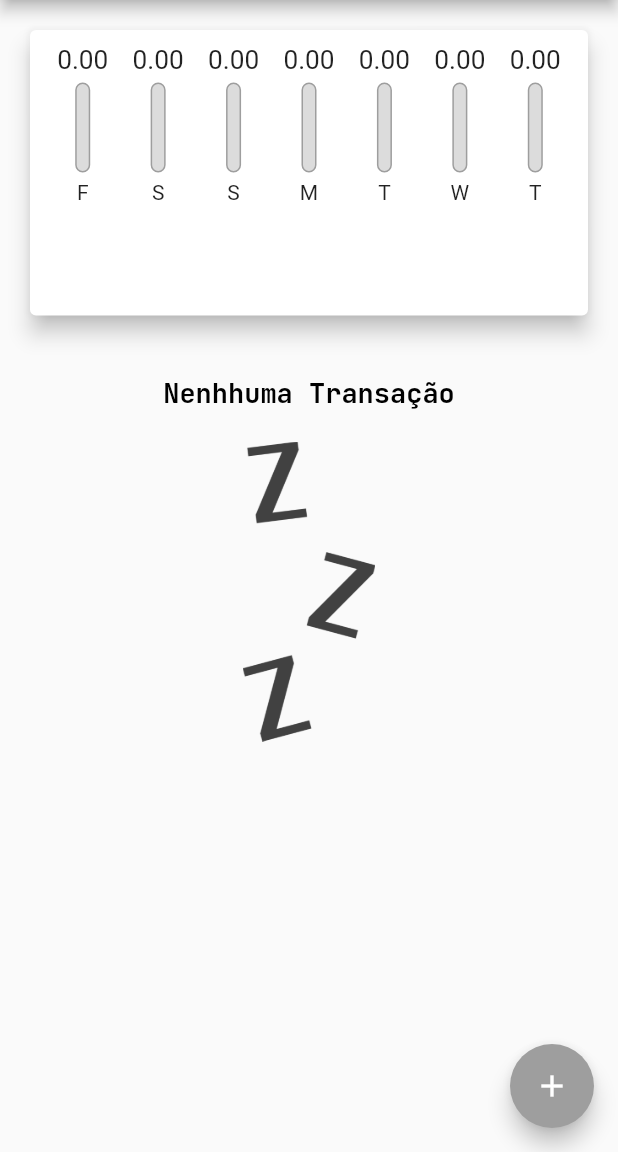
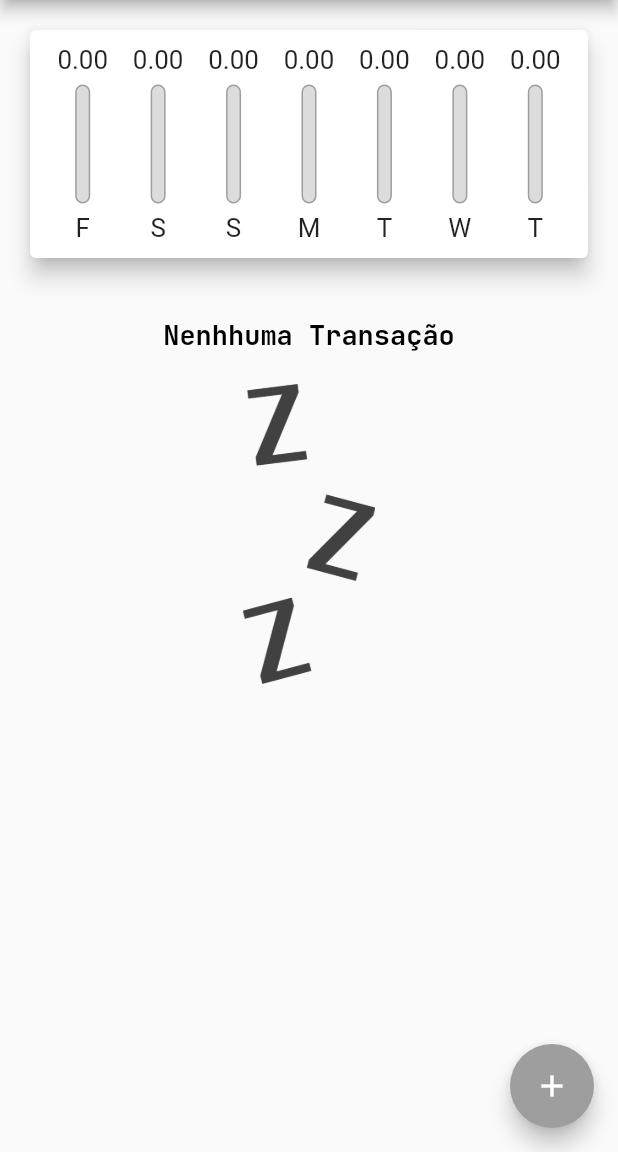
Before and after one commit to JoaoVGStahl/expenses, a Flutter app: the screen it shows after launch, on a phone screen of 412 x 824 dp, the part 84-1236 px from its top. Run offline on Flutter 3.47's test engine with Material 2 defaults, Android fonts, the phone set to English and light mode, and no system bars.

Commit message:
Responsividade barchart

```diff
--- a/lib/components/chart_bar.dart
+++ b/lib/components/chart_bar.dart
@@ -13,17 +13,20 @@ class ChartBar extends StatelessWidget {
 
   @override
   Widget build(BuildContext context) {
+    return LayoutBuilder(builder: (ctx, constraints) {
       return Column(
         children: [
           Container(
-          height: 20,
+            height: constraints.maxHeight * 0.15,
             child: FittedBox(
               child: Text(value.toStringAsFixed(2)),
             ),
           ),
-        SizedBox(height: 5),
+          SizedBox(
+            height: constraints.maxHeight * 0.05,
+          ),
           Container(
-          height: 60,
+            height: constraints.maxHeight * 0.6,
             width: 10,
             child: Stack(
               alignment: Alignment.bottomCenter,
@@ -48,9 +51,17 @@ class ChartBar extends StatelessWidget {
               ],
             ),
           ),
-        SizedBox(height: 5),
-        Text(label),
+          SizedBox(
+            height: constraints.maxHeight * 0.05,
+          ),
+          Container(
+            height: constraints.maxHeight * 0.15,
+            child: FittedBox(
+              child: Text(label),
+            ),
+          ),
         ],
       );
+    });
   }
 }
--- a/lib/main.dart
+++ b/lib/main.dart
@@ -86,7 +86,9 @@ class _MyHomePageState extends State<MyHomePage> {
   @override
   Widget build(BuildContext context) {
     final appBar = AppBar(
-      title: Text("ForEx"),
+      title: Text(
+        "ForEx",
+      ),
       actions: [
         IconButton(
             onPressed: () => _openTransactionFormModal(context),
@@ -94,8 +96,9 @@ class _MyHomePageState extends State<MyHomePage> {
       ],
     );
 
-    final availableHeight =
-        MediaQuery.of(context).size.height - appBar.preferredSize.height - MediaQuery.of(context).padding.top;
+    final availableHeight = MediaQuery.of(context).size.height -
+        appBar.preferredSize.height -
+        MediaQuery.of(context).padding.top;
 
     return Scaffold(
       appBar: appBar,
@@ -104,11 +107,11 @@ class _MyHomePageState extends State<MyHomePage> {
             crossAxisAlignment: CrossAxisAlignment.stretch,
             children: <Widget>[
               Container(
-                height: availableHeight * 0.3,
+                height: availableHeight * 0.25,
                 child: Chart(_recentTransactions),
               ),
               Container(
-                height: availableHeight * 0.7,
+                height: availableHeight * 0.75,
                 child: TransactionList(_transcations, _deleteTransaction),
               ),
             ]),
```
Lines whose indentation alone changed are shown as unchanged.
